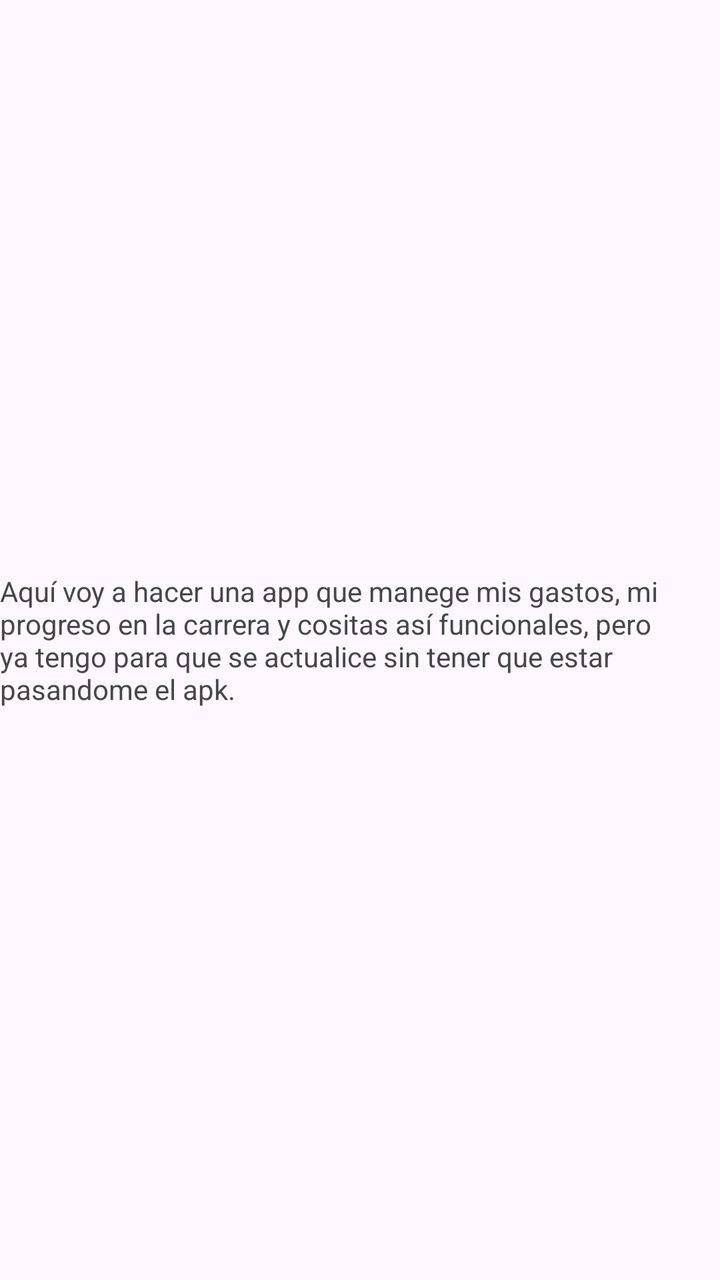
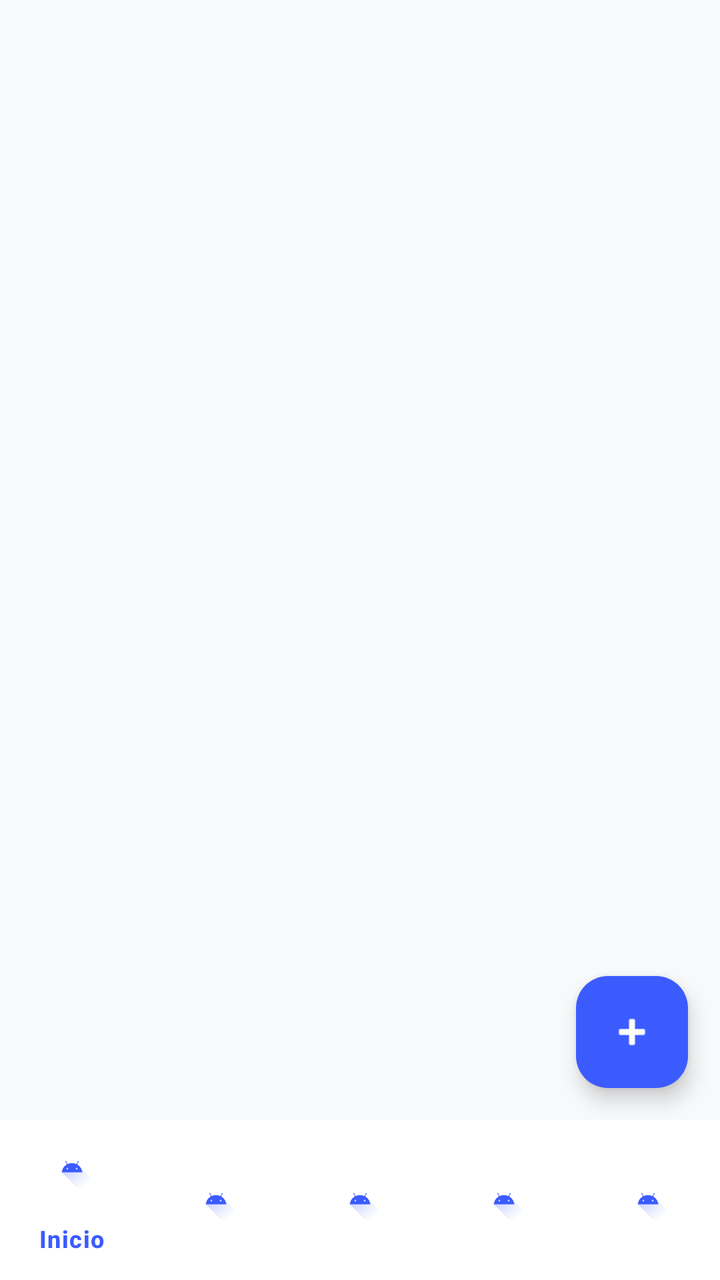

Compare the two renders of this Android layout. The source of the first and the diff that turns it into the second are given below.
<!-- AndroidManifest.xml: application theme Theme.Omnia -->
<!-- res/layout/activity_main.xml -->
<?xml version="1.0" encoding="utf-8"?>
<androidx.constraintlayout.widget.ConstraintLayout xmlns:android="http://schemas.android.com/apk/res/android"
    xmlns:app="http://schemas.android.com/apk/res-auto"
    xmlns:tools="http://schemas.android.com/tools"
    android:id="@+id/main"
    android:layout_width="match_parent"
    android:layout_height="match_parent"
    tools:context=".MainActivity">

    <TextView
        android:layout_width="wrap_content"
        android:layout_height="wrap_content"
        android:text="Aquí voy a hacer una app que manege mis gastos, mi progreso en la carrera y cositas así funcionales, pero ya tengo para que se actualice sin tener que estar pasandome el apk."
        app:layout_constraintBottom_toBottomOf="parent"
        app:layout_constraintEnd_toEndOf="parent"
        app:layout_constraintStart_toStartOf="parent"
        app:layout_constraintTop_toTopOf="parent" />

</androidx.constraintlayout.widget.ConstraintLayout>
<!-- resources referenced by this layout -->
<resources>
  <style name="Theme.Omnia" parent="Base.Theme.Omnia" />
  <style name="Base.Theme.Omnia" parent="Theme.Material3.DayNight.NoActionBar">
          
          
      </style>
</resources>

<!-- the commit's change to res/layout/activity_main.xml (unified diff, before → after) -->
@@ -1,19 +1,105 @@
 <?xml version="1.0" encoding="utf-8"?>
-<androidx.constraintlayout.widget.ConstraintLayout xmlns:android="http://schemas.android.com/apk/res/android"
+<androidx.constraintlayout.widget.ConstraintLayout
+    xmlns:android="http://schemas.android.com/apk/res/android"
     xmlns:app="http://schemas.android.com/apk/res-auto"
-    xmlns:tools="http://schemas.android.com/tools"
     android:id="@+id/main"
     android:layout_width="match_parent"
     android:layout_height="match_parent"
-    tools:context=".MainActivity">
+    android:background="@color/colorBackground">
+
+    
+    <androidx.fragment.app.FragmentContainerView
+        android:id="@+id/fragmentContainer"
+        android:layout_width="0dp"
+        android:layout_height="0dp"
+        app:layout_constraintTop_toTopOf="parent"
+        app:layout_constraintBottom_toTopOf="@id/bottomNavigation"
+        app:layout_constraintStart_toStartOf="parent"
+        app:layout_constraintEnd_toEndOf="parent" />
+
+    <com.google.android.material.bottomnavigation.BottomNavigationView
+        android:id="@+id/bottomNavigation"
+        android:layout_width="0dp"
+        android:layout_height="wrap_content"
+        android:background="@color/colorSurface"
+        app:itemIconTint="@color/colorPrimary"
+        app:itemTextColor="@color/colorPrimary"
+        app:menu="@menu/bottom_nav_menu"
+        app:layout_constraintBottom_toBottomOf="parent"
+        app:layout_constraintStart_toStartOf="parent"
+        app:layout_constraintEnd_toEndOf="parent" />
+
+    <com.google.android.material.floatingactionbutton.FloatingActionButton
+        android:id="@+id/fabAdd"
+        android:layout_width="wrap_content"
+        android:layout_height="wrap_content"
+        android:layout_marginEnd="16dp"
+        android:layout_marginBottom="16dp"
+        android:contentDescription="Añadir transacción"
+        android:src="@android:drawable/ic_input_add"
+        app:backgroundTint="@color/colorPrimary"
+        app:tint="@color/colorOnPrimary"
+        app:shapeAppearanceOverlay="@style/Widget.Material3.FloatingActionButton.Primary"
+        app:layout_constraintBottom_toTopOf="@id/bottomNavigation"
+        app:layout_constraintEnd_toEndOf="parent" />
 
     <TextView
+        android:id="@+id/tvFabAccount"
         android:layout_width="wrap_content"
         android:layout_height="wrap_content"
-        android:text="Aquí voy a hacer una app que manege mis gastos, mi progreso en la carrera y cositas así funcionales, pero ya tengo para que se actualice sin tener que estar pasandome el apk."
-        app:layout_constraintBottom_toBottomOf="parent"
-        app:layout_constraintEnd_toEndOf="parent"
-        app:layout_constraintStart_toStartOf="parent"
-        app:layout_constraintTop_toTopOf="parent" />
+        android:layout_marginEnd="12dp"
+        android:background="@drawable/bg_fab_label"
+        android:elevation="4dp"
+        android:text="Nueva Cuenta"
+        android:textColor="@color/textColorPrimary"
+        android:textStyle="bold"
+        android:visibility="gone"
+        app:layout_constraintBottom_toBottomOf="@id/fabAddAccount"
+        app:layout_constraintEnd_toStartOf="@id/fabAddAccount"
+        app:layout_constraintTop_toTopOf="@id/fabAddAccount" />
+
+    <com.google.android.material.floatingactionbutton.FloatingActionButton
+        android:id="@+id/fabAddAccount"
+        android:layout_width="wrap_content"
+        android:layout_height="wrap_content"
+        android:layout_marginEnd="16dp"
+        android:layout_marginBottom="16dp"
+        android:src="@android:drawable/ic_input_add"
+        app:backgroundTint="@color/colorSurface"
+        app:fabSize="mini"
+        app:tint="@color/colorPrimary"
+        android:visibility="gone"
+        app:layout_constraintBottom_toTopOf="@id/fabAddTransaction"
+        app:layout_constraintEnd_toEndOf="parent" />
+
+    
+    <TextView
+        android:id="@+id/tvFabTransaction"
+        android:layout_width="wrap_content"
+        android:layout_height="wrap_content"
+        android:layout_marginEnd="12dp"
+        android:background="@drawable/bg_fab_label"
+        android:elevation="4dp"
+        android:text="Nuevo Movimiento"
+        android:textColor="@color/textColorPrimary"
+        android:textStyle="bold"
+        android:visibility="gone"
+        app:layout_constraintBottom_toBottomOf="@id/fabAddTransaction"
+        app:layout_constraintEnd_toStartOf="@id/fabAddTransaction"
+        app:layout_constraintTop_toTopOf="@id/fabAddTransaction" />
+
+    <com.google.android.material.floatingactionbutton.FloatingActionButton
+        android:id="@+id/fabAddTransaction"
+        android:layout_width="wrap_content"
+        android:layout_height="wrap_content"
+        android:layout_marginEnd="16dp"
+        android:layout_marginBottom="16dp"
+        android:src="@android:drawable/ic_input_add"
+        app:backgroundTint="@color/colorSurface"
+        app:fabSize="mini"
+        app:tint="@color/colorPrimary"
+        android:visibility="gone"
+        app:layout_constraintBottom_toTopOf="@id/fabAdd"
+        app:layout_constraintEnd_toEndOf="parent" />
 
 </androidx.constraintlayout.widget.ConstraintLayout>
<!-- resource entries referenced after the edit -->
@@ -1,5 +1,17 @@
 <!-- resources referenced by this layout -->
 <resources>
+  <color name="colorBackground">#F8F9FA</color>
+  <color name="colorOnPrimary">#FFFFFF</color>
+  <color name="colorPrimary">#3B5BFF</color>
+  <color name="colorSurface">#FFFFFF</color>
+  <color name="textColorPrimary">#1A1D26</color>
+  <!-- drawable bg_fab_label (drawable) -->
+  <?xml version="1.0" encoding="utf-8"?>
+  <shape xmlns:android="http://schemas.android.com/apk/res/android">
+      <solid android:color="@color/colorSurface"/>
+      <corners android:radius="8dp"/>
+      <padding android:left="12dp" android:top="6dp" android:right="12dp" android:bottom="6dp"/>
+  </shape>
   <style name="Theme.Omnia" parent="Base.Theme.Omnia" />
   <style name="Base.Theme.Omnia" parent="Theme.Material3.DayNight.NoActionBar">
           
